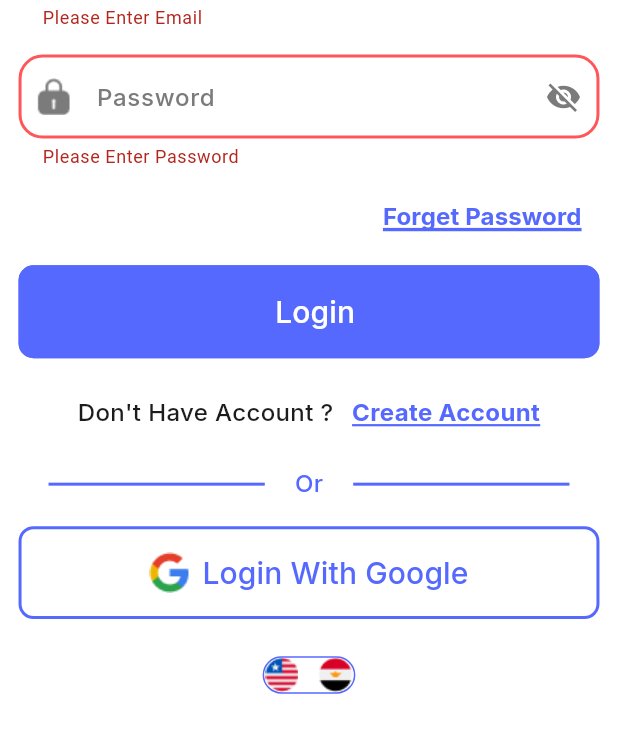
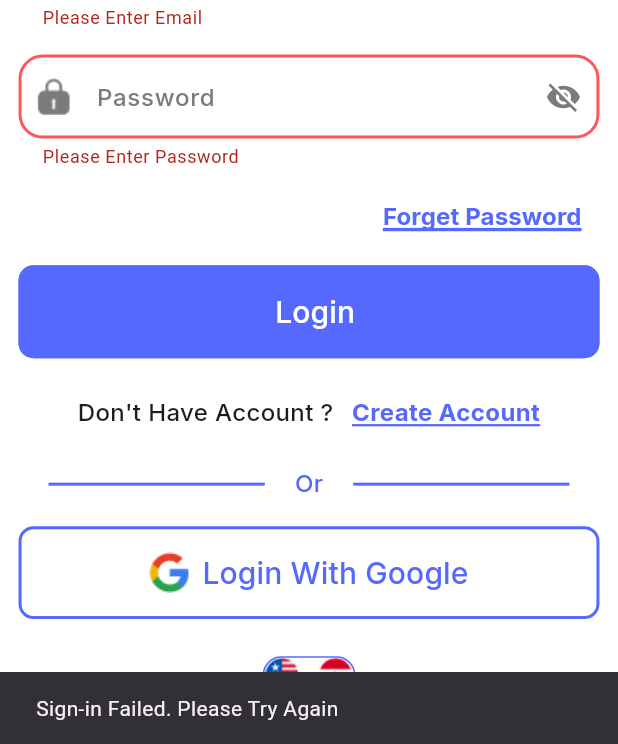
Before and after one commit to LojainHamza/eventPlanningApplication, a Flutter app: the screen it shows after launch, after a tap on "Login", after a tap on "Login With Google", on a phone screen of 412 x 824 dp, the part 492-1236 px from its top. Run offline on Flutter 3.47's test engine with Material 3 defaults, Android fonts, the phone set to English and light mode, and no system bars; our stand-ins replace cloud_firestore, firebase_auth, firebase_core, fluttertoast, google_fonts, google_sign_in and 1 more; accounts and stored records are empty; generated files the repository leaves out were written again.

Commit message:
login with google done.

```diff
--- a/lib/l10n/app_ar.arb
+++ b/lib/l10n/app_ar.arb
@@ -107,5 +107,6 @@
   "cancel": "إلغاء",
   "failed_to_del_event": "فشل حذف الحدث",
   "event_added_to_favorites": "تم إضافة الحدث في المفضلة",
-  "event_removed_from_favorites": "تم حذف الحدث من المفضلة"
+  "event_removed_from_favorites": "تم حذف الحدث من المفضلة",
+  "sign_in_failed": "فشل تسجيل الدخول. يرجى المحاولة مرة أخرى"
 }
--- a/lib/l10n/app_en.arb
+++ b/lib/l10n/app_en.arb
@@ -107,5 +107,6 @@
   "cancel": "Cancel",
   "failed_to_del_event": "Failed To Delete Event",
   "event_added_to_favorites": "Event Added To Favorites",
-  "event_removed_from_favorites": "Event Removed From Favorites"
+  "event_removed_from_favorites": "Event Removed From Favorites",
+  "sign_in_failed": "Sign-in Failed. Please Try Again"
 }
--- a/lib/ui/auth/login/login_screen.dart
+++ b/lib/ui/auth/login/login_screen.dart
@@ -160,13 +160,26 @@ class _LoginScreenState extends State<LoginScreen> {
                   ],
                 ),
                 SizedBox(height: height * 0.02),
-                CustomElevatedButton(text: AppLocalizations.of(context)!.loginWithGoogle,
-                onButtonClicked: (){
-                  AuthService().signInWithGoogle();
-                },
-                textStyle: MyAppStyles.medium20Primary,
-                prefixIcon: Image.asset(MyAssetsManager.googleIcon),
-                backgroundColor: MyAppColors.transparentColor),
+                CustomElevatedButton(
+                  text: AppLocalizations.of(context)!.loginWithGoogle,
+                  onButtonClicked: () async {
+                    UserCredential? userCredential = await AuthService().signInWithGoogle();
+
+                    if (userCredential != null) {
+                      Navigator.pushReplacement(
+                        context,
+                        MaterialPageRoute(builder: (context) => HomeScreen()),
+                      );
+                    } else {
+                      ScaffoldMessenger.of(context).showSnackBar(
+                        SnackBar(content: Text(AppLocalizations.of(context)!.sign_in_failed)),
+                      );
+                    }
+                  },
+                  textStyle: MyAppStyles.medium20Primary,
+                  prefixIcon: Image.asset(MyAssetsManager.googleIcon),
+                  backgroundColor: MyAppColors.transparentColor,
+                ),
                 SizedBox(height: height * 0.03),
                 Container(
                   width: width*0.15,
```
